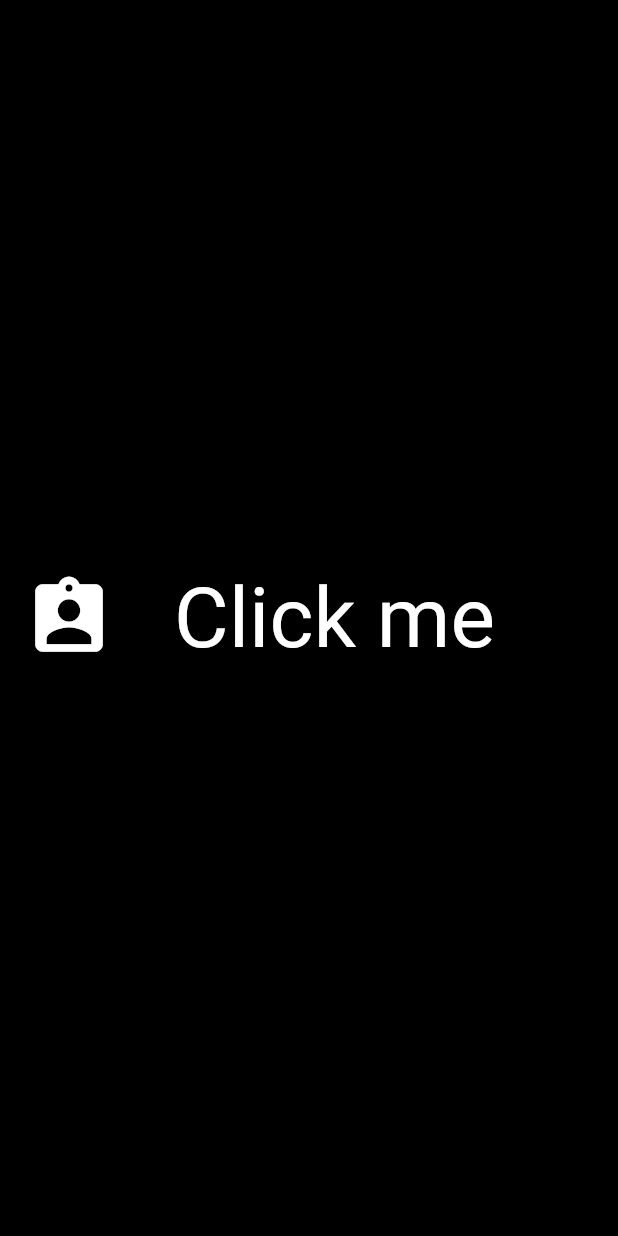
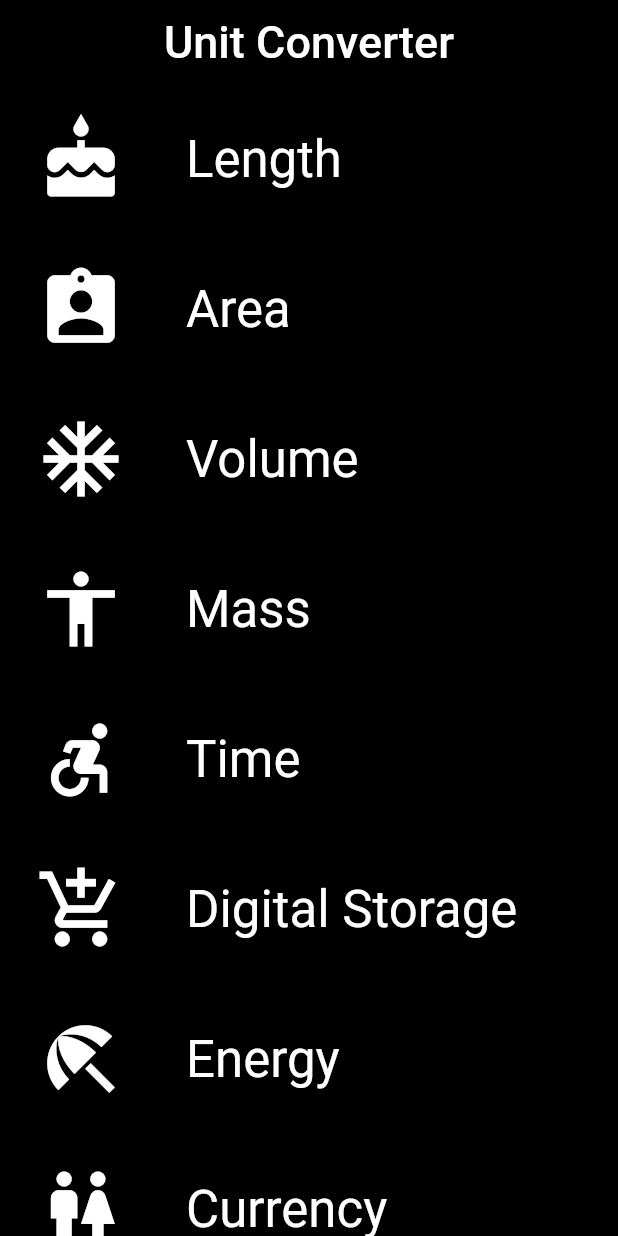
Before and after one commit to Turskyi/category_widget, a Flutter app: the screen it shows after launch, on a phone screen of 412 x 824 dp. Run offline on Flutter 3.47's test engine with Material 2 defaults, Android fonts, the phone set to English and light mode, and no system bars.

Commit message:
ListView implemented

```diff
--- a/lib/category.dart
+++ b/lib/category.dart
@@ -1,13 +1,13 @@
-/* To keep imports tidy, followed the ordering guidelines at
+/* To keep imports tidy, must be followed the ordering guidelines at
  https://www.dartlang.org/guides/language/effective-dart/style#ordering */
 import 'package:flutter/material.dart';
+// @required is defined in the meta.dart package
 import 'package:meta/meta.dart';
 
 /* We use an underscore to indicate that these variables are private.
  See https://www.dartlang.org/guides/language/effective-dart/design#libraries */
 final _rowHeight = 100.0;
 final _borderRadius = BorderRadius.circular(_rowHeight / 2);
-const _categoryIcon = Icons.assignment_ind;
 const _sizeIcon = 60.0;
 const _colorItemBackground = Colors.transparent;
 const _colorBody = Colors.white;
@@ -64,25 +64,24 @@ class Category extends StatelessWidget {
                 crossAxisAlignment: CrossAxisAlignment.stretch,
                 /* There are two ways to denote a list: `[]` and `List()`.
                  Prefer to use the literal syntax, i.e. `[]`, instead of `List()`.
-                 It can be added a type argument if needed, i.e. <Widget>[].
+                 This way it can be added a type argument if needed, i.e. <Widget>[].
 See https://www.dartlang.org/guides/language/effective-dart/usage#do-use-collection-literals-when-possible*/
                 children: <Widget>[
                   Padding(
                       padding: EdgeInsets.only(right: 40.0),
-                      child: iconLocation != null
-                          ? Icon(
-                              _categoryIcon,
+                      child: Icon(
+                              iconLocation,
                               size: _sizeIcon,
                               color: _colorBody,
                             )
-                          : null),
+                         ),
                   Center(
                     child: Text(name,
                         textAlign: TextAlign.center,
                         style: TextStyle(
                           color: _colorBody,
                           fontSize:
-                              Theme.of(context).textTheme.headline2.fontSize,
+                              Theme.of(context).textTheme.headline4.fontSize,
                         )),
                   )
                 ],
--- /dev/null
+++ b/lib/category_route.dart
@@ -0,0 +1,97 @@
+import 'package:flutter/material.dart';
+
+import 'package:category_widget/category.dart';
+
+final _backgroundColor = Colors.black;
+final _sizeFont = 30.0;
+
+/// Category Route (screen).
+///
+/// This is the 'home' screen of the Unit Converter. It shows a header and
+/// a list of [Categories].
+///
+/// While it is named CategoryRoute, a more apt name would be CategoryScreen,
+/// because it is responsible for the UI at the route's destination.
+class CategoryRoute extends StatelessWidget {
+  const CategoryRoute();
+
+  static const _categoryNames = <String>[
+    'Length',
+    'Area',
+    'Volume',
+    'Mass',
+    'Time',
+    'Digital Storage',
+    'Energy',
+    'Currency',
+  ];
+
+  static const _icons = [
+    Icons.cake,
+    Icons.assignment_ind,
+    Icons.ac_unit,
+    Icons.accessibility,
+    Icons.accessible_forward,
+    Icons.add_shopping_cart,
+    Icons.beach_access,
+    Icons.wc
+  ];
+
+  static const _baseColors = <Color>[
+    Colors.teal,
+    Colors.orange,
+    Colors.pinkAccent,
+    Colors.blueAccent,
+    Colors.yellow,
+    Colors.greenAccent,
+    Colors.purpleAccent,
+    Colors.red,
+  ];
+
+  /// Makes the correct number of rows for the list view.
+  ///
+  /// For portrait, we construct a [ListView] from the list of category widgets.
+  Widget _buildCategoryWidgets(List<Widget> categories) {
+    return ListView.builder(
+      itemBuilder: (BuildContext context, int index) => categories[index],
+      itemCount: categories.length,
+    );
+  }
+
+  @override
+  Widget build(BuildContext context) {
+    final categories = <Category>[];
+
+    for (var i = 0; i < _categoryNames.length; i++) {
+      categories.add(Category(
+        name: _categoryNames[i],
+        color: _baseColors[i],
+        iconLocation: _icons[i],
+      ));
+    }
+
+    final listView = Container(
+      color: _backgroundColor,
+      padding: EdgeInsets.symmetric(horizontal: 8.0),
+      child: _buildCategoryWidgets(categories),
+    );
+
+    final appBar = AppBar(
+      elevation: 0.4,
+      title: Text(
+        'Unit Converter',
+        style: TextStyle(
+          color: Colors.white,
+          fontSize: _sizeFont,
+        ),
+      ),
+      centerTitle: true,
+      backgroundColor: _backgroundColor,
+    );
+
+    return Scaffold(
+      appBar: appBar,
+      body: listView,
+    );
+  }
+}
--- a/lib/main.dart
+++ b/lib/main.dart
@@ -4,11 +4,7 @@ import 'package:flutter/material.dart';
 /* A relative import, i.e. `import 'category.dart';` or
  a package import, as shown below can be used.
  More details at http://dart-lang.github.io/linter/lints/avoid_relative_lib_imports.html */
-import 'package:category_widget/category.dart';
-
-const _categoryName = 'Click me';
-const _categoryIcon = Icons.assignment_ind;
-const _categoryColor = Colors.blue;
+import 'package:category_widget/category_route.dart';
 
 /// The function that is called when main.dart is run.
 void main() {
@@ -16,23 +12,15 @@ void main() {
 }
 
 /// This widget is the root of our application.
-/// Currently, we just show one widget in our app.
+///
+/// The first screen we see is a list [Categories].
 class UnitConverterApp extends StatelessWidget {
   @override
   Widget build(BuildContext context) {
     return MaterialApp(
       debugShowCheckedModeBanner: false,
       title: 'Unit Converter',
-      home: Scaffold(
-        backgroundColor: Colors.black,
-        body: Center(
-          child: Category(
-            name: _categoryName,
-            color: _categoryColor,
-            iconLocation: _categoryIcon,
-          ),
-        ),
-      ),
+      home: CategoryRoute(),
     );
   }
 }
```
